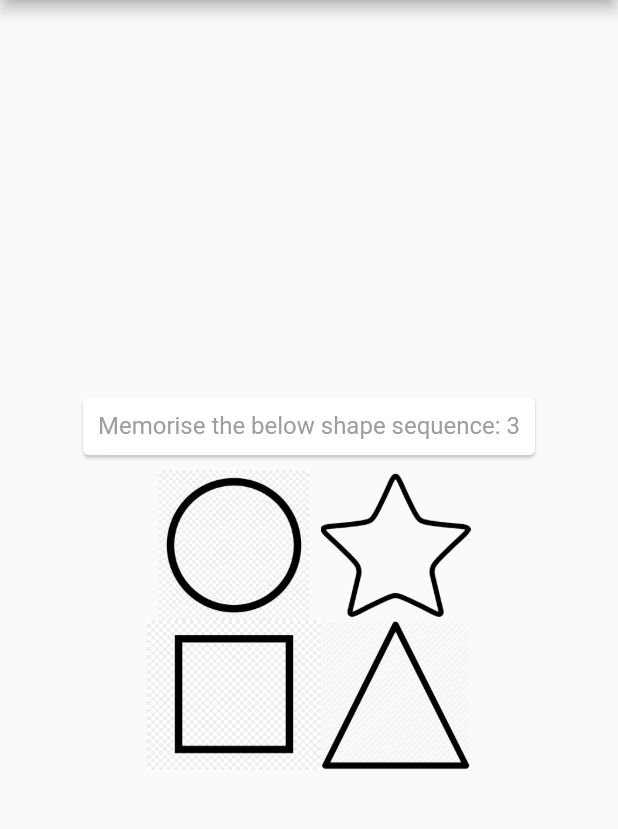
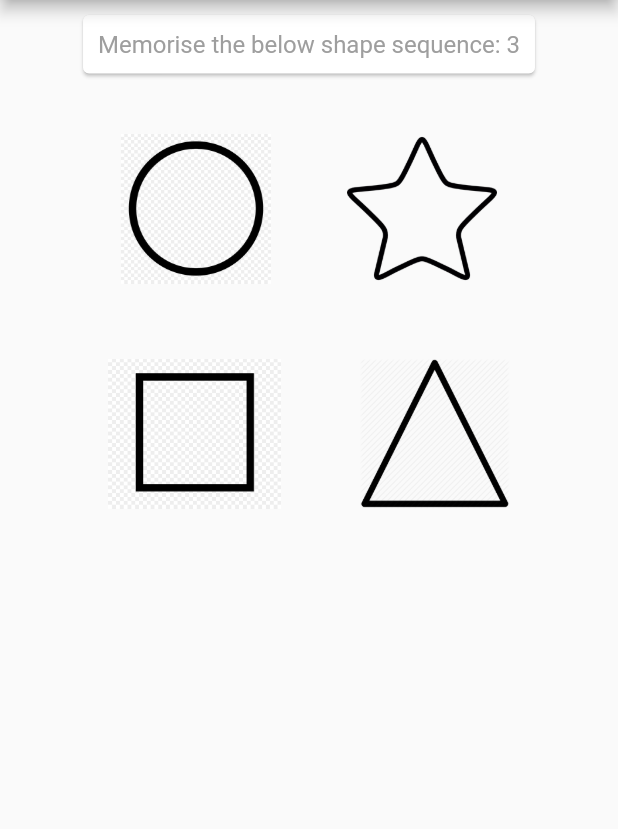
Before and after one commit to Homeservenow/memory-mouse, a Flutter app: the screen it shows after launch, on a phone screen of 412 x 824 dp, the part 84-913 px from its top. Run offline on Flutter 3.47's test engine with Material 2 defaults, Android fonts, the light colour scheme and no system bars.

Commit message:
Fix spacing issues

```diff
--- a/lib/MemoryMain.dart
+++ b/lib/MemoryMain.dart
@@ -0,0 +1,125 @@
+import 'dart:async';
+
+import 'package:flutter/cupertino.dart';
+import 'package:flutter/material.dart';
+
+class MyHomePage extends StatefulWidget {
+  MyHomePage({Key key, this.title}) : super(key: key);
+
+  // This widget is the home page of your application. It is stateful, meaning
+  // that it has a State object (defined below) that contains fields that affect
+  // how it looks.
+
+  // This class is the configuration for the state. It holds the values (in this
+  // case the title) provided by the parent (in this case the App widget) and
+  // used by the build method of the State. Fields in a Widget subclass are
+  // always marked "final".
+
+  final String title;
+
+  @override
+  _MyHomePageState createState() => _MyHomePageState();
+}
+
+class _MyHomePageState extends State<MyHomePage> {
+  int _counter = 10;
+  Timer t;
+
+  @override
+  void initState() {
+    super.initState();
+    _counter = 10;
+    t = Timer.periodic(Duration(seconds: 1), (Timer t) {
+      print('counter:$_counter');
+      if (_counter == 0) {
+        t.cancel();
+        return;
+      }
+      setState(() {
+        _counter--;
+      });
+    });
+
+  }
+
+
+  @override
+  Widget build(BuildContext context) {
+    // This method is rerun every time setState is called, for instance as done
+    // by the _incrementCounter method above.
+    //
+    // The Flutter framework has been optimized to make rerunning build methods
+    // fast, so that you can just rebuild anything that needs updating rather
+    // than having to individually change instances of widgets.
+    return Scaffold(
+      appBar: AppBar(
+        // Here we take the value from the MyHomePage object that was created by
+        // the App.build method, and use it to set our appbar title.
+        title: Text(widget.title),
+      ),
+      body: Center(
+        // Center is a layout widget. It takes a single child and positions it
+        // in the middle of the parent.
+        child: Column(
+          // Column is also a layout widget. It takes a list of children and
+          // arranges them vertically. By default, it sizes itself to fit its
+          // children horizontally, and tries to be as tall as its parent.
+          //
+          // Invoke "debug painting" (press "p" in the console, choose the
+          // "Toggle Debug Paint" action from the Flutter Inspector in Android
+          // Studio, or the "Toggle Debug Paint" command in Visual Studio Code)
+          // to see the wireframe for each widget.
+          //
+          // Column has various properties to control how it sizes itself and
+          // how it positions its children. Here we use mainAxisAlignment to
+          // center the children vertically; the main axis here is the vertical
+          // axis because Columns are vertical (the cross axis would be
+          // horizontal).
+          mainAxisAlignment: MainAxisAlignment.start,
+          children: <Widget>[
+            Card(
+                child: Padding(padding: EdgeInsets.all(10.0), child: Text('Memorise the below shape sequence: $_counter', style: TextStyle(color: Colors.grey, fontSize: 16.0))),
+                margin: EdgeInsets.all(10.0)
+            ),
+            Padding(padding: EdgeInsets.all(30.0), child: Row(
+                mainAxisAlignment: MainAxisAlignment.spaceEvenly,
+                children: <Widget>[
+                  Column(
+                      mainAxisAlignment: MainAxisAlignment.spaceEvenly,
+                      children: <Widget>[
+                        Image.asset('images/circle.jpg', height: 100),
+                      ]
+                  ),
+                  Column(
+                      mainAxisAlignment: MainAxisAlignment.spaceEvenly,
+                      children: <Widget>[
+                        Image.asset('images/star.png', height: 100),
+                      ]
+                  )
+                ]
+            ),
+            ),
+            Padding(padding: EdgeInsets.all(20.0), child: Row(
+                mainAxisAlignment: MainAxisAlignment.spaceEvenly,
+                children: <Widget>[
+                Column(
+                mainAxisAlignment: MainAxisAlignment.spaceEvenly,
+                children: <Widget>[
+                Image.asset('images/square.jpg', height: 100),
+                ]
+                ),
+                Column(
+                mainAxisAlignment: MainAxisAlignment.spaceEvenly,
+                children: <Widget>[
+                Image.asset('images/triangle.png', height: 100),
+                ]
+      )
+                ]
+                ),
+            ),
+          ],
+        ),
+      ),
+    );
+  }
+}
--- a/lib/main.dart
+++ b/lib/main.dart
@@ -1,5 +1,7 @@
 import 'dart:async';
 
+import 'package:MemoryMouse/MemoryMain.dart';
+import 'package:MemoryMouse/SelectShape.dart';
 import 'package:flutter/material.dart';
 
 void main() {
@@ -32,105 +34,3 @@ class MyApp extends StatelessWidget {
     );
   }
 }
-
-class MyHomePage extends StatefulWidget {
-  MyHomePage({Key key, this.title}) : super(key: key);
-
-  // This widget is the home page of your application. It is stateful, meaning
-  // that it has a State object (defined below) that contains fields that affect
-  // how it looks.
-
-  // This class is the configuration for the state. It holds the values (in this
-  // case the title) provided by the parent (in this case the App widget) and
-  // used by the build method of the State. Fields in a Widget subclass are
-  // always marked "final".
-
-  final String title;
-
-  @override
-  _MyHomePageState createState() => _MyHomePageState();
-}
-
-class _MyHomePageState extends State<MyHomePage> {
-  int _counter = 10;
-  Timer t;
-
-  @override
-  void initState() {
-    super.initState();
-    _counter = 10;
-    t = Timer.periodic(Duration(seconds: 1), (Timer t) {
-      print('counter:$_counter');
-      if (_counter == 0) {
-        t.cancel();
-        return;
-      }
-      setState(() {
-        _counter--;
-      });
-    });
-
-  }
-
-
-  @override
-  Widget build(BuildContext context) {
-    // This method is rerun every time setState is called, for instance as done
-    // by the _incrementCounter method above.
-    //
-    // The Flutter framework has been optimized to make rerunning build methods
-    // fast, so that you can just rebuild anything that needs updating rather
-    // than having to individually change instances of widgets.
-    return Scaffold(
-      appBar: AppBar(
-        // Here we take the value from the MyHomePage object that was created by
-        // the App.build method, and use it to set our appbar title.
-        title: Text(widget.title),
-      ),
-      body: Center(
-        // Center is a layout widget. It takes a single child and positions it
-        // in the middle of the parent.
-        child: Column(
-          // Column is also a layout widget. It takes a list of children and
-          // arranges them vertically. By default, it sizes itself to fit its
-          // children horizontally, and tries to be as tall as its parent.
-          //
-          // Invoke "debug painting" (press "p" in the console, choose the
-          // "Toggle Debug Paint" action from the Flutter Inspector in Android
-          // Studio, or the "Toggle Debug Paint" command in Visual Studio Code)
-          // to see the wireframe for each widget.
-          //
-          // Column has various properties to control how it sizes itself and
-          // how it positions its children. Here we use mainAxisAlignment to
-          // center the children vertically; the main axis here is the vertical
-          // axis because Columns are vertical (the cross axis would be
-          // horizontal).
-          mainAxisAlignment: MainAxisAlignment.center,
-          children: <Widget>[
-            Card(
-              child: Padding(padding: EdgeInsets.all(10.0), child: Text('Memorise the below shape sequence: $_counter', style: TextStyle(color: Colors.grey, fontSize: 16.0))),
-              margin: EdgeInsets.all(10.0)
-            ),
-            Row(
-              mainAxisAlignment: MainAxisAlignment.center,
-              children: <Widget>[
-                Column(
-                  children: <Widget>[
-                    Image.asset('images/circle.jpg', height: 100),
-                    Image.asset('images/square.jpg', height: 100),
-                  ]
-              ),
-                Column(
-                    children: <Widget>[
-                      Image.asset('images/star.png', height: 100),
-                      Image.asset('images/triangle.png', height: 100),
-                    ]
-                )
-              ]
-            )
-          ],
-        ),
-      ),
-    );
-  }
-}
```
Also changed, not shown: lib/SelectShape.dart (added, +89 -0 lines).
